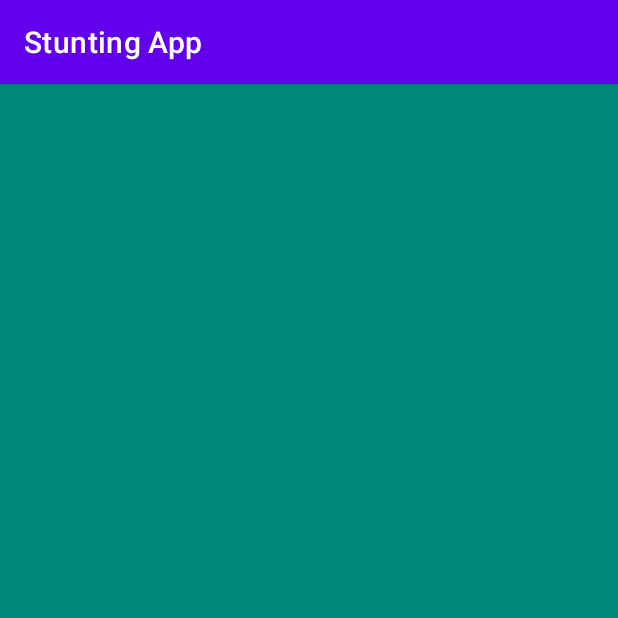
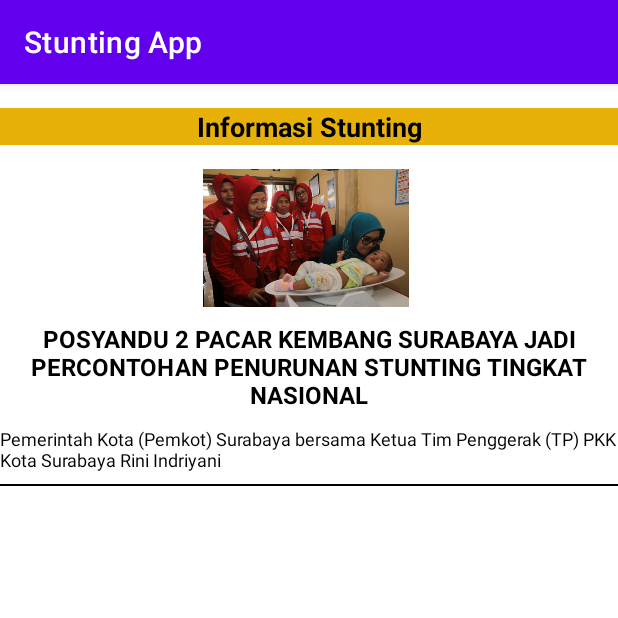
Before and after one commit to b-bella99/stunting-app, an Android app: the InfoStuntingActivity screen opened directly, with no data from a screen before it, on a phone screen of 412 x 824 dp, the top half of it. Run offline under Robolectric (Android 15) with nearby library versions, the phone set to English and light mode, and no system bars.

Commit message:
Edit layout dashboard, food help, nutrition, and tracing stunting

```diff
--- a/app/src/main/res/layout/activity_dashboard.xml
+++ b/app/src/main/res/layout/activity_dashboard.xml
@@ -52,7 +52,7 @@
                         android:layout_height="wrap_content"
                         android:layout_marginLeft="20dp"
                         android:gravity="center"
-                        android:text="Trancing\nStunting"
+                        android:text="Tracing\nStunting"
                         android:textColor="#15C297"
                         android:textStyle="bold" />
 
@@ -178,7 +178,7 @@
                         android:layout_marginLeft="30dp"
                         android:gravity="center"
                         android:text="Sehat\nStunting"
-                        android:textColor="#15C297"
+                        android:textColor="@color/gray"
                         android:textStyle="bold" />
 
                 </LinearLayout>
@@ -267,7 +267,7 @@
                         android:layout_marginLeft="30dp"
                         android:gravity="center"
                         android:text="Food Help"
-                        android:textColor="@color/gray"
+                        android:textColor="#15C297"
                         android:textStyle="bold" />
 
                 </LinearLayout>
--- a/app/src/main/res/layout/activity_info_stunting.xml
+++ b/app/src/main/res/layout/activity_info_stunting.xml
@@ -1,15 +1,81 @@
 <?xml version="1.0" encoding="utf-8"?>
-<LinearLayout xmlns:android="http://schemas.android.com/apk/res/android"
+<androidx.constraintlayout.widget.ConstraintLayout
+    xmlns:android="http://schemas.android.com/apk/res/android"
     xmlns:app="http://schemas.android.com/apk/res-auto"
     xmlns:tools="http://schemas.android.com/tools"
+    android:background="@color/white"
     android:layout_width="match_parent"
     android:layout_height="match_parent"
-    android:background="#00897B"
+    tools:context=".InfoStuntingActivity">
 
-    android:orientation="vertical"
-    tools:context=".InfoStuntingActivity" >
+    <LinearLayout
+        android:id="@+id/linearLayout5"
+        android:layout_width="match_parent"
+        android:layout_height="wrap_content"
+        android:orientation="vertical"
+        android:layout_marginTop="16dp"
+        android:background="@color/light_yellow"
+        app:layout_constraintStart_toStartOf="parent"
+        app:layout_constraintTop_toTopOf="parent">
 
-    <ListView
+        <TextView
+            android:id="@+id/textView9"
+            android:layout_width="match_parent"
+            android:layout_height="wrap_content"
+            android:text="Informasi Stunting"
+            android:textAlignment="center"
+            android:textColor="@color/black"
+            android:textSize="18sp"
+            android:textStyle="bold" />
+    </LinearLayout>
+
+    <ImageView
+        android:id="@+id/imageView6"
+        android:layout_width="192dp"
+        android:layout_height="92dp"
+        android:layout_marginStart="108dp"
+        android:layout_marginTop="16dp"
+        app:layout_constraintStart_toStartOf="parent"
+        app:layout_constraintTop_toBottomOf="@+id/linearLayout5"
+        app:srcCompat="@drawable/berita" />
+
+    <TextView
+        android:id="@+id/txtJudul"
         android:layout_width="match_parent"
-        android:layout_height="match_parent" />
-</LinearLayout>
+        android:layout_height="wrap_content"
+        android:layout_marginTop="10dp"
+        android:text="POSYANDU 2 PACAR KEMBANG SURABAYA JADI PERCONTOHAN PENURUNAN STUNTING TINGKAT NASIONAL"
+        android:textAlignment="center"
+        android:textColor="@color/black"
+        android:textSize="16sp"
+        android:textStyle="bold"
+        app:layout_constraintEnd_toEndOf="parent"
+        app:layout_constraintHorizontal_bias="0.0"
+        app:layout_constraintStart_toStartOf="parent"
+        app:layout_constraintTop_toBottomOf="@+id/imageView6" />
+
+    <TextView
+        android:id="@+id/textView28"
+        android:layout_width="wrap_content"
+        android:layout_height="wrap_content"
+        android:layout_marginTop="10dp"
+        android:text="Pemerintah Kota (Pemkot) Surabaya bersama Ketua Tim Penggerak (TP) PKK Kota Surabaya Rini Indriyani"
+        android:textColor="@color/black"
+        android:textSize="12sp"
+        app:layout_constraintEnd_toEndOf="parent"
+        app:layout_constraintStart_toStartOf="parent"
+        app:layout_constraintTop_toBottomOf="@+id/txtJudul" />
+
+    <View
+        android:id="@+id/divider"
+        android:layout_width="match_parent"
+        android:layout_height="1dp"
+        android:layout_marginTop="8dp"
+        android:background="@color/black"
+        app:layout_constraintEnd_toEndOf="parent"
+        app:layout_constraintHorizontal_bias="0.0"
+        app:layout_constraintStart_toStartOf="parent"
+        app:layout_constraintTop_toBottomOf="@+id/textView28"
+        tools:visibility="visible" />
+
+</androidx.constraintlayout.widget.ConstraintLayout>
```
Also changed, not shown: app/src/main/java/org/aplas/stuntingapp/DetailFoodHelpActivity.java (added, +14 -0 lines), app/src/main/java/org/aplas/stuntingapp/FoodHelpActivity.java (added, +14 -0 lines), app/src/main/java/org/aplas/stuntingapp/TracingActivity.java (added, +14 -0 lines), app/src/main/res/layout/activity_detail_food_help.xml (added, +56 -0 lines), app/src/main/res/layout/activity_detail_info_stunting.xml (+11 -8 lines), app/src/main/res/layout/activity_detail_nutrition.xml (+13 -1 lines), app/src/main/res/layout/activity_food_help.xml (added, +104 -0 lines), app/src/main/res/layout/activity_nutrition.xml (+9 -2 lines), app/src/main/res/layout/activity_tracing.xml (added, +96 -0 lines), app/src/main/res/drawable-hdpi/berita.png (added), app/src/main/res/drawable-mdpi/berita.png (added), app/src/main/res/drawable-xhdpi/berita.png (added), 2 other files.
